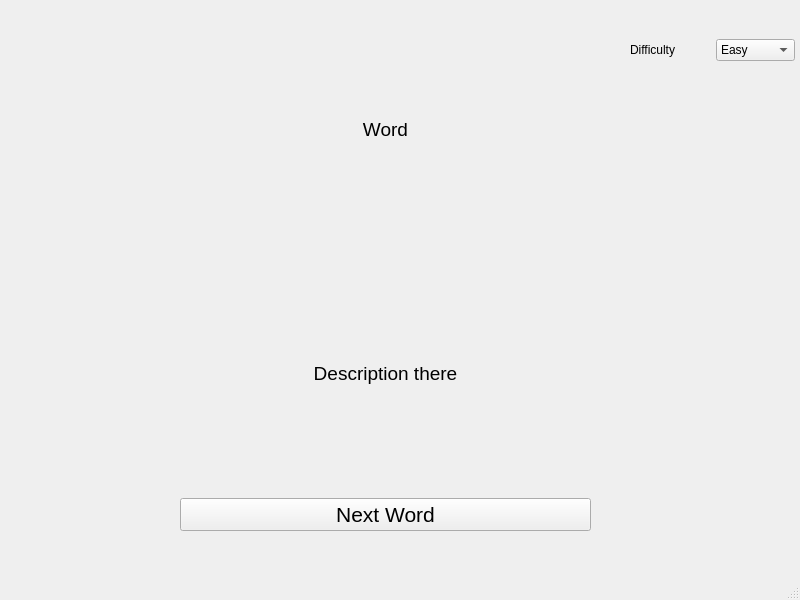
This is mainwindow.ui in YuichiKamishiro/CppVocabQt as Qt 5 draws it before an edit. The edited form follows.
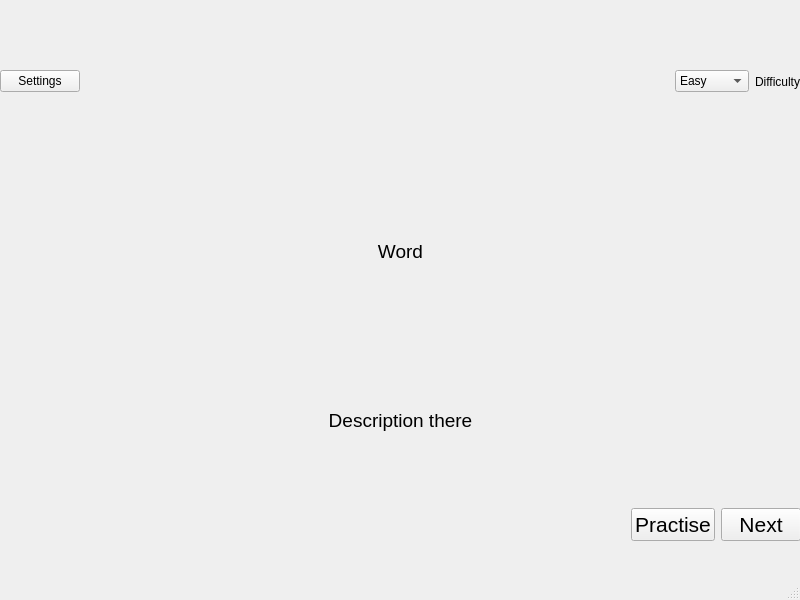
This is the edited form.

The edit to the form file:
```diff
--- a/mainwindow.ui
+++ b/mainwindow.ui
@@ -13,17 +13,75 @@
   <property name="windowTitle">
    <string>MainWindow</string>
   </property>
+  <property name="styleSheet">
+   <string notr="true"/>
+  </property>
   <widget class="QWidget" name="centralwidget">
-   <widget class="QWidget" name="verticalLayoutWidget">
+   <property name="styleSheet">
+    <string notr="true"/>
+   </property>
+   <widget class="QWidget" name="gridLayoutWidget">
     <property name="geometry">
      <rect>
-      <x>180</x>
-      <y>10</y>
-      <width>411</width>
-      <height>521</height>
+      <x>0</x>
+      <y>0</y>
+      <width>801</width>
+      <height>541</height>
      </rect>
     </property>
+    <layout class="QGridLayout" name="gridLayout">
+     <item row="0" column="0">
     <layout class="QVBoxLayout" name="verticalLayout">
+       <item>
+        <layout class="QHBoxLayout" name="horizontalLayout">
+         <item>
+          <widget class="QPushButton" name="buttonSettings">
+           <property name="text">
+            <string>Settings</string>
+           </property>
+          </widget>
+         </item>
+         <item>
+          <spacer name="horizontalSpacer">
+           <property name="orientation">
+            <enum>Qt::Orientation::Horizontal</enum>
+           </property>
+           <property name="sizeHint" stdset="0">
+            <size>
+             <width>40</width>
+             <height>20</height>
+            </size>
+           </property>
+          </spacer>
+         </item>
+         <item>
+          <widget class="QComboBox" name="comboBoxSettings">
+           <item>
+            <property name="text">
+             <string>Easy</string>
+            </property>
+           </item>
+           <item>
+            <property name="text">
+             <string>Medium</string>
+            </property>
+           </item>
+           <item>
+            <property name="text">
+             <string>Hard</string>
+            </property>
+           </item>
+          </widget>
+         </item>
+         <item>
+          <widget class="QLabel" name="labelSettings">
+           <property name="text">
+            <string>Difficulty</string>
+           </property>
+          </widget>
+         </item>
+        </layout>
+       </item>
      <item>
       <widget class="QLabel" name="labelWord">
        <property name="font">
@@ -58,6 +116,33 @@
       </widget>
      </item>
      <item>
+        <layout class="QHBoxLayout" name="horizontalLayout_2">
+         <item>
+          <spacer name="horizontalSpacer_2">
+           <property name="orientation">
+            <enum>Qt::Orientation::Horizontal</enum>
+           </property>
+           <property name="sizeHint" stdset="0">
+            <size>
+             <width>40</width>
+             <height>20</height>
+            </size>
+           </property>
+          </spacer>
+         </item>
+         <item>
+          <widget class="QPushButton" name="buttonPractise">
+           <property name="font">
+            <font>
+             <pointsize>16</pointsize>
+            </font>
+           </property>
+           <property name="text">
+            <string>Practise</string>
+           </property>
+          </widget>
+         </item>
+         <item>
       <widget class="QPushButton" name="buttonNext">
        <property name="font">
         <font>
@@ -65,47 +150,13 @@
         </font>
        </property>
        <property name="text">
-        <string>Next Word</string>
+            <string>Next</string>
        </property>
       </widget>
      </item>
     </layout>
-   </widget>
-   <widget class="QWidget" name="horizontalLayoutWidget">
-    <property name="geometry">
-     <rect>
-      <x>630</x>
-      <y>10</y>
-      <width>165</width>
-      <height>80</height>
-     </rect>
-    </property>
-    <layout class="QHBoxLayout" name="horizontalLayout">
-     <item>
-      <widget class="QLabel" name="labelSettings">
-       <property name="text">
-        <string>Difficulty</string>
-       </property>
-      </widget>
-     </item>
-     <item>
-      <widget class="QComboBox" name="comboBoxSettings">
-       <item>
-        <property name="text">
-         <string>Easy</string>
-        </property>
-       </item>
-       <item>
-        <property name="text">
-         <string>Medium</string>
-        </property>
-       </item>
-       <item>
-        <property name="text">
-         <string>Hard</string>
-        </property>
-       </item>
-      </widget>
+       </item>
+      </layout>
      </item>
     </layout>
    </widget>
```
Lines whose indentation alone changed are shown as unchanged.
